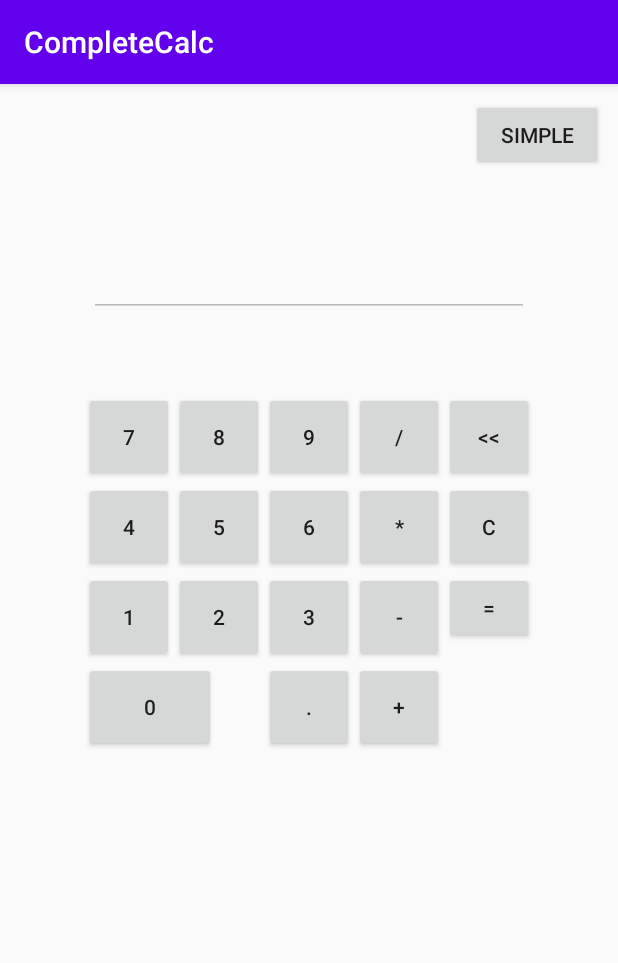
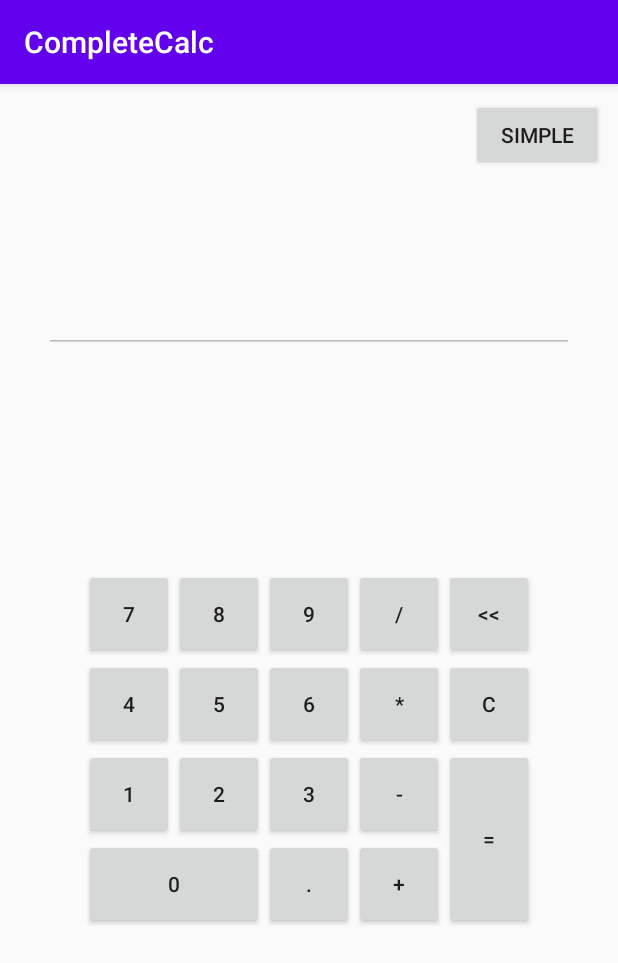
Before and after one commit to ThiagoPereiraUFV/Calculator-Android, an Android app: the ComplexCalc screen opened directly, with no data from a screen before it, on a phone screen of 412 x 824 dp. Shown: the top 963 px of the screen. Run offline under Robolectric (Android 15) with nearby library versions, the phone set to English and light mode, and no system bars.

Commit message:
Fixing layout

```diff
--- a/app/src/main/res/layout/activity_complex_calc.xml
+++ b/app/src/main/res/layout/activity_complex_calc.xml
@@ -23,22 +23,23 @@
         android:layout_width="wrap_content"
         android:layout_height="wrap_content"
         android:ems="10"
-        android:textSize="25sp"
+        android:textSize="30sp"
+        android:textAlignment="viewEnd"
         android:inputType="text"
         android:enabled="false"
-        app:layout_constraintTop_toTopOf="parent"
+        app:layout_constraintTop_toBottomOf="@id/changeCalc"
         app:layout_constraintLeft_toLeftOf="parent"
         app:layout_constraintRight_toRightOf="parent"
-        android:layout_marginTop="100dp"
+        android:layout_marginTop="60dp"
     />
     <androidx.constraintlayout.widget.ConstraintLayout
         android:id="@+id/calcButtons"
         android:layout_width="wrap_content"
         android:layout_height="wrap_content"
-        app:layout_constraintTop_toBottomOf="@id/expression"
+        app:layout_constraintTop_toTopOf="@id/expression"
+        app:layout_constraintBottom_toBottomOf="parent"
         app:layout_constraintLeft_toLeftOf="parent"
         app:layout_constraintRight_toRightOf="parent"
-        android:layout_marginTop="50dp"
     >
         <androidx.constraintlayout.widget.ConstraintLayout
             android:id="@+id/numbers"
@@ -110,7 +111,7 @@
 
             <androidx.constraintlayout.widget.ConstraintLayout
                 android:id="@+id/group32"
-                android:layout_width="wrap_content"
+                android:layout_width="120dp"
                 android:layout_height="wrap_content"
                 app:layout_constraintTop_toBottomOf="@id/four"
                 app:layout_constraintLeft_toLeftOf="parent"
@@ -135,6 +136,16 @@
                     app:layout_constraintTop_toTopOf="@id/one"
                     app:layout_constraintLeft_toRightOf="@id/one"
                 />
+                <Button
+                    android:id="@+id/zero"
+                    android:layout_width="fill_parent"
+                    android:layout_height="60dp"
+                    android:text="0"
+                    android:tag="zero"
+                    android:onClick="handleClick"
+                    app:layout_constraintTop_toBottomOf="@id/one"
+                    app:layout_constraintLeft_toLeftOf="parent"
+                />
             </androidx.constraintlayout.widget.ConstraintLayout>
             <Button
                 android:id="@+id/three"
@@ -147,24 +158,14 @@
                 app:layout_constraintLeft_toRightOf="@id/group32"
             />
             <Button
-                android:id="@+id/zero"
-                android:layout_width="match_parent"
-                android:layout_height="60dp"
-                android:text="0"
-                android:tag="zero"
-                android:onClick="handleClick"
-                app:layout_constraintTop_toBottomOf="@id/group32"
-                app:layout_constraintLeft_toLeftOf="parent"
-            />
-            <Button
                 android:id="@+id/dot"
                 android:layout_width="60dp"
                 android:layout_height="60dp"
                 android:text="."
                 android:tag="dot"
                 android:onClick="handleClick"
-                app:layout_constraintTop_toBottomOf="@id/group32"
-                app:layout_constraintRight_toRightOf="parent"
+                app:layout_constraintTop_toBottomOf="@id/three"
+                app:layout_constraintLeft_toRightOf="@id/group32"
             />
         </androidx.constraintlayout.widget.ConstraintLayout>
         <androidx.constraintlayout.widget.ConstraintLayout
@@ -217,7 +218,7 @@
             <androidx.constraintlayout.widget.ConstraintLayout
                 android:id="@+id/groupaddsub"
                 android:layout_width="wrap_content"
-                android:layout_height="wrap_content"
+                android:layout_height="120dp"
                 app:layout_constraintTop_toBottomOf="@id/clear"
                 app:layout_constraintLeft_toLeftOf="parent"
             >
@@ -241,7 +242,6 @@
                     app:layout_constraintTop_toBottomOf="@id/sub"
                     app:layout_constraintLeft_toLeftOf="parent"
                 />
-            </androidx.constraintlayout.widget.ConstraintLayout>
                 <Button
                     android:id="@+id/result"
                     android:layout_width="60dp"
@@ -249,9 +249,10 @@
                     android:text="="
                     android:tag="result"
                     android:onClick="handleClick"
-                app:layout_constraintTop_toTopOf="@id/groupaddsub"
-                app:layout_constraintLeft_toRightOf="@id/groupaddsub"
+                    app:layout_constraintTop_toTopOf="parent"
+                    app:layout_constraintLeft_toRightOf="@id/add"
                 />
             </androidx.constraintlayout.widget.ConstraintLayout>
         </androidx.constraintlayout.widget.ConstraintLayout>
     </androidx.constraintlayout.widget.ConstraintLayout>
+</androidx.constraintlayout.widget.ConstraintLayout>
```
Also changed, not shown: app/src/main/res/layout/activity_main.xml (+32 -23 lines). Lines whose indentation alone changed are shown as unchanged.
